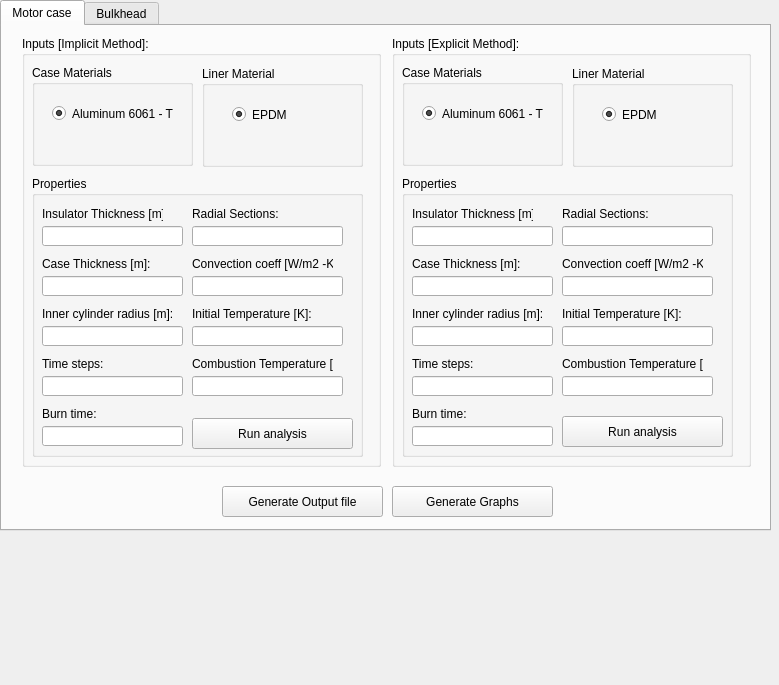
Above: gui.ui from Andres2704/rocketthermalanalysis before the change. Below: the same form after it.
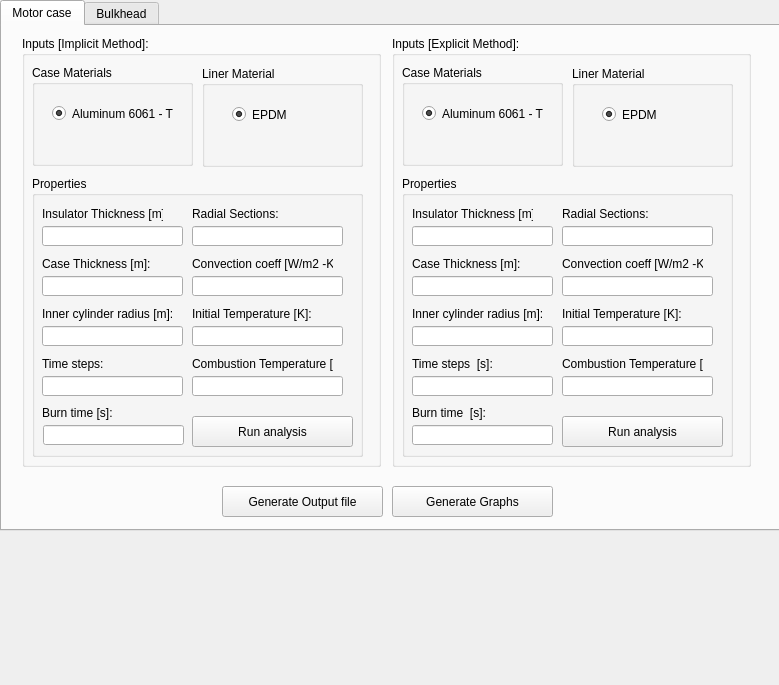
That is the form after the change. Icons and pictures are not drawn.

The edit to the form file:
```diff
--- a/gui.ui
+++ b/gui.ui
@@ -23,7 +23,7 @@
     <rect>
      <x>0</x>
      <y>0</y>
-     <width>771</width>
+     <width>781</width>
      <height>531</height>
     </rect>
    </property>
@@ -277,47 +277,24 @@
         </rect>
        </property>
       </widget>
-      <widget class="QLabel" name="label_18">
-       <property name="geometry">
-        <rect>
-         <x>10</x>
-         <y>180</y>
-         <width>141</width>
-         <height>16</height>
-        </rect>
-       </property>
-       <property name="text">
-        <string>Time steps:</string>
-       </property>
-      </widget>
-      <widget class="QLineEdit" name="t_steps_2">
-       <property name="geometry">
-        <rect>
-         <x>10</x>
-         <y>200</y>
-         <width>141</width>
-         <height>20</height>
-        </rect>
-       </property>
-      </widget>
       <widget class="QLabel" name="label_19">
        <property name="geometry">
         <rect>
          <x>10</x>
-         <y>230</y>
+         <y>229</y>
          <width>141</width>
          <height>16</height>
         </rect>
        </property>
        <property name="text">
-        <string>Burn time:</string>
+        <string>Burn time  [s]:</string>
        </property>
       </widget>
       <widget class="QLineEdit" name="burn_time_2">
        <property name="geometry">
         <rect>
          <x>10</x>
-         <y>250</y>
+         <y>249</y>
          <width>141</width>
          <height>20</height>
         </rect>
@@ -336,6 +313,29 @@
         <string>Run analysis</string>
        </property>
       </widget>
+      <widget class="QLabel" name="label_20">
+       <property name="geometry">
+        <rect>
+         <x>10</x>
+         <y>180</y>
+         <width>141</width>
+         <height>16</height>
+        </rect>
+       </property>
+       <property name="text">
+        <string>Time steps  [s]:</string>
+       </property>
+      </widget>
+      <widget class="QLineEdit" name="t_steps_exp">
+       <property name="geometry">
+        <rect>
+         <x>10</x>
+         <y>200</y>
+         <width>141</width>
+         <height>20</height>
+        </rect>
+       </property>
+      </widget>
      </widget>
     </widget>
     <widget class="QGroupBox" name="groupBox">
@@ -608,20 +608,20 @@
        <property name="geometry">
         <rect>
          <x>10</x>
-         <y>230</y>
+         <y>229</y>
          <width>141</width>
          <height>16</height>
         </rect>
        </property>
        <property name="text">
-        <string>Burn time:</string>
+        <string>Burn time [s]:</string>
        </property>
       </widget>
       <widget class="QLineEdit" name="burn_time">
        <property name="geometry">
         <rect>
-         <x>10</x>
-         <y>250</y>
+         <x>11</x>
+         <y>249</y>
          <width>141</width>
          <height>20</height>
         </rect>
@@ -631,7 +631,7 @@
        <property name="geometry">
         <rect>
          <x>160</x>
-         <y>242</y>
+         <y>240</y>
          <width>161</width>
          <height>31</height>
         </rect>
```
Left out of the diff: 28 changed lines with no effect on the pictures.
